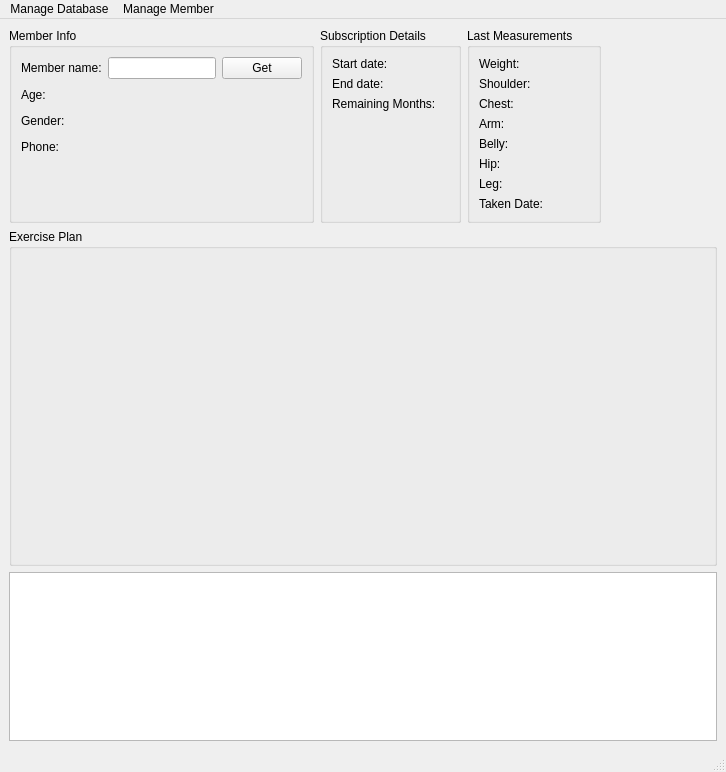
Qt form desktop_application/ui/mainwindow.ui (cihansenyuz/project_gym) before a commit.
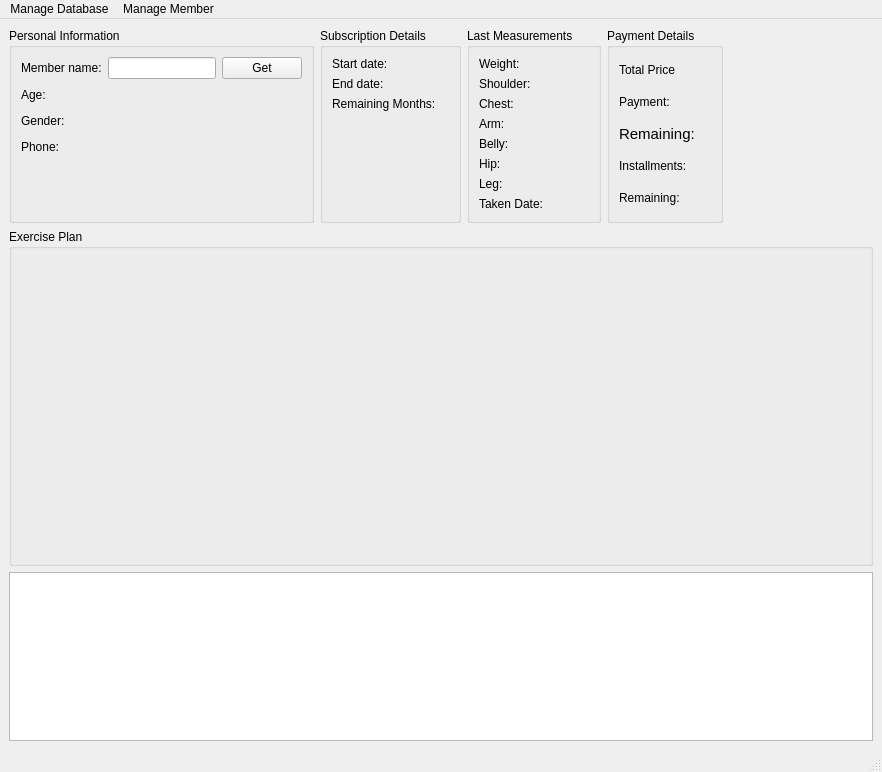
The same form after that commit.

Commit message: add payment view section on mainwindow

What changed in the file:
```diff
--- a/desktop_application/ui/mainwindow.ui
+++ b/desktop_application/ui/mainwindow.ui
@@ -6,7 +6,7 @@
    <rect>
     <x>0</x>
     <y>0</y>
-    <width>726</width>
+    <width>882</width>
     <height>772</height>
    </rect>
   </property>
@@ -16,11 +16,11 @@
   <widget class="QWidget" name="centralwidget">
    <layout class="QVBoxLayout" name="verticalLayout_3" stretch="0,2,1">
     <item>
-     <layout class="QHBoxLayout" name="first_bar" stretch="0,0,0,0">
+     <layout class="QHBoxLayout" name="first_bar" stretch="0,0,0,0,0">
       <item>
        <widget class="QGroupBox" name="member_info_group">
         <property name="title">
-         <string>Member Info</string>
+         <string>Personal Information</string>
         </property>
         <layout class="QVBoxLayout" name="verticalLayout">
          <item>
@@ -382,6 +382,110 @@
         </layout>
        </widget>
       </item>
+      <item>
+       <widget class="QGroupBox" name="payment_group">
+        <property name="title">
+         <string>Payment Details</string>
+        </property>
+        <layout class="QVBoxLayout" name="verticalLayout_6">
+         <item>
+          <layout class="QHBoxLayout" name="horizontalLayout">
+           <item>
+            <widget class="QLabel" name="label_12">
+             <property name="text">
+              <string>Total Price</string>
+             </property>
+            </widget>
+           </item>
+           <item>
+            <widget class="QLabel" name="total_price_label">
+             <property name="text">
+              <string/>
+             </property>
+            </widget>
+           </item>
+          </layout>
+         </item>
+         <item>
+          <layout class="QHBoxLayout" name="horizontalLayout_2">
+           <item>
+            <widget class="QLabel" name="label_16">
+             <property name="text">
+              <string>Payment:</string>
+             </property>
+            </widget>
+           </item>
+           <item>
+            <widget class="QLabel" name="payment_label">
+             <property name="text">
+              <string/>
+             </property>
+            </widget>
+           </item>
+          </layout>
+         </item>
+         <item>
+          <layout class="QHBoxLayout" name="horizontalLayout_16">
+           <item>
+            <widget class="QLabel" name="label_14">
+             <property name="font">
+              <font>
+               <pointsize>11</pointsize>
+              </font>
+             </property>
+             <property name="text">
+              <string>Remaining:</string>
+             </property>
+            </widget>
+           </item>
+           <item>
+            <widget class="QLabel" name="remaining_payment_label">
+             <property name="text">
+              <string/>
+             </property>
+            </widget>
+           </item>
+          </layout>
+         </item>
+         <item>
+          <layout class="QHBoxLayout" name="horizontalLayout_19">
+           <item>
+            <widget class="QLabel" name="label_18">
+             <property name="text">
+              <string>Installments:</string>
+             </property>
+            </widget>
+           </item>
+           <item>
+            <widget class="QLabel" name="installments_label">
+             <property name="text">
+              <string/>
+             </property>
+            </widget>
+           </item>
+          </layout>
+         </item>
+         <item>
+          <layout class="QHBoxLayout" name="horizontalLayout_20">
+           <item>
+            <widget class="QLabel" name="label_19">
+             <property name="text">
+              <string>Remaining:</string>
+             </property>
+            </widget>
+           </item>
+           <item>
+            <widget class="QLabel" name="installments_remaining_label">
+             <property name="text">
+              <string/>
+             </property>
+            </widget>
+           </item>
+          </layout>
+         </item>
+        </layout>
+       </widget>
+      </item>
       <item>
        <spacer name="horizontalSpacer">
         <property name="orientation">
@@ -419,7 +523,7 @@
     <rect>
      <x>0</x>
      <y>0</y>
-     <width>726</width>
+     <width>882</width>
      <height>22</height>
     </rect>
    </property>
```
The commit also changes 6 other files.
